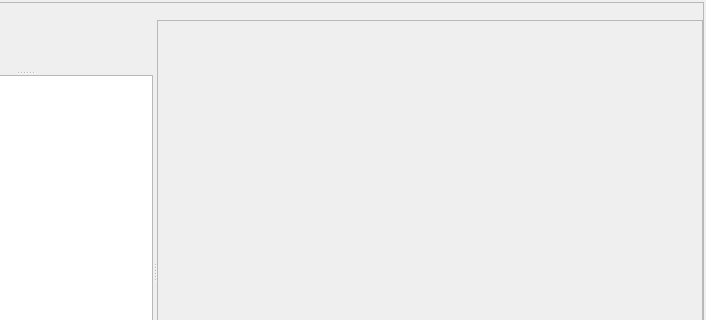
fwbuilder/fwbuilder, file src/gui/projectpanel_q.ui: the form before one commit; both pictures show x 106 to 812 and y 0 to 320 of the 812 by 542 pixel window.
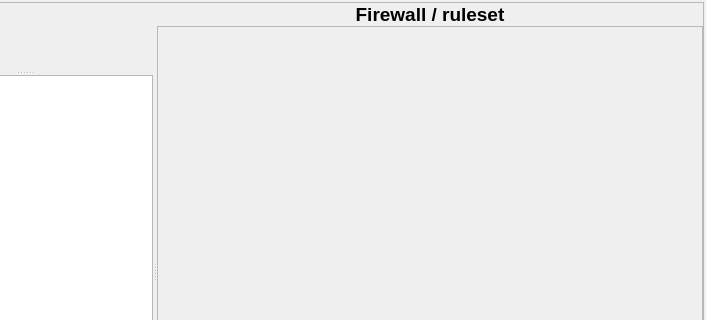
The form after the commit. Icons and pictures are not drawn. Custom widgets are drawn as their Qt base class.

Commit message: large font for Firewall/Ruleset title, removed redundant "&" from "Import Policy" menu item

```diff
--- a/src/gui/projectpanel_q.ui
+++ b/src/gui/projectpanel_q.ui
@@ -563,11 +563,16 @@
            <widget class="QLabel" name="rulesetname" >
             <property name="font" >
              <font>
-              <pointsize>11</pointsize>
+              <pointsize>14</pointsize>
+              <weight>75</weight>
+              <bold>true</bold>
              </font>
             </property>
             <property name="text" >
-             <string/>
+             <string>Firewall / ruleset</string>
+            </property>
+            <property name="alignment" >
+             <set>Qt::AlignCenter</set>
             </property>
            </widget>
           </item>
```
The commit also changes 1 other file.
